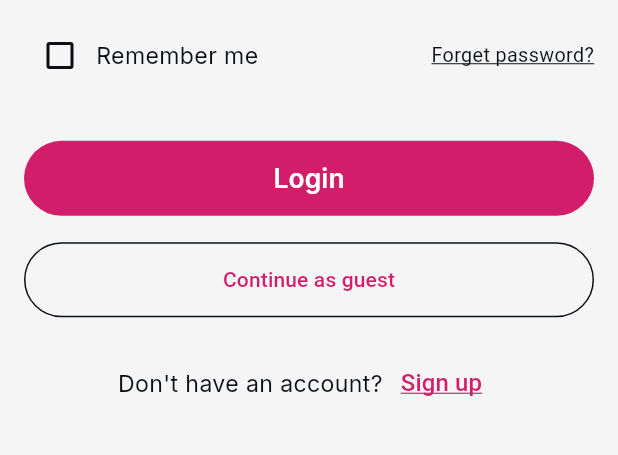
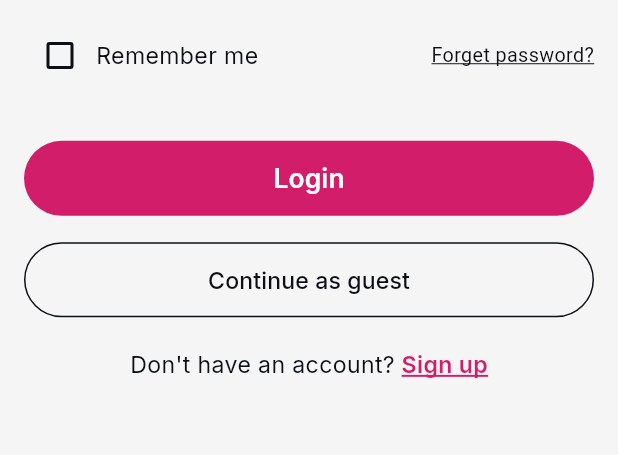
Before and after one commit to omarameen77/flower-ecommerce, a Flutter app: the screen it shows after launch, on a phone screen of 412 x 824 dp, the part 331-786 px from its top. Run offline on Flutter 3.47's test engine with Material 3 defaults, Android fonts, the light colour scheme and no system bars; our stand-ins replace cached_network_image, dio, easy_localization, equatable, flutter_bloc, flutter_secure_storage and 7 more; generated files the repository leaves out were written again.

Commit message:
feat(auth): add success messages for login and signup in localization and update UI components

```diff
--- a/assets/translations/ar.json
+++ b/assets/translations/ar.json
@@ -76,7 +76,9 @@
   "receiveTimeout": "الخادم يستغرق وقتًا طويلاً للرد. حاول مرة أخرى لاحقًا.",
   "serverError": "حدث خطأ في الخادم. حاول مرة أخرى لاحقًا.",
   "unexpectedError": "حدث خطأ غير متوقع. حاول مرة أخرى.",
-  "unknownError": "حدث خطأ ما. حاول مرة أخرى."
+  "unknownError": "حدث خطأ ما. حاول مرة أخرى.",
+  "login_successfully":"تم تسجيل الدخول بنجاح",
+  "signup_successfully":"تم انشاء حساب بنجاح"
 },
 "layout": {
   "home_tab": "الرئيسية",
--- a/assets/translations/en.json
+++ b/assets/translations/en.json
@@ -77,7 +77,9 @@
   "receiveTimeout": "Server is taking too long to respond. Please try again.",
   "serverError": "Something went wrong on our side. Please try again later.",
   "unexpectedError": "An unexpected error occurred. Please try again.",
-  "unknownError": "Something went wrong. Please try again."
+  "unknownError": "Something went wrong. Please try again.",
+  "login_successfully":"Login Successfully",
+  "signup_successfully":"Created account Successfully"
 },
 "layout": {
   "home_tab": "Home",
--- a/lib/core/localization_constants/error_massage_constants.dart
+++ b/lib/core/localization_constants/error_massage_constants.dart
@@ -11,4 +11,8 @@ abstract class ErrorConstants {
   static String get serverError => "error_massages.serverError".tr();
   static String get unexpectedError => "error_massages.unexpectedError".tr();
   static String get unknownError => "error_massages.unknownError".tr();
+  static String get loginSuccessfully =>
+      "error_massages.login_successfully".tr();
+  static String get signupSuccessfully =>
+      "error_massages.signup_successfully".tr();
 }
--- a/lib/core/widgets/custom_appbar.dart
+++ b/lib/core/widgets/custom_appbar.dart
@@ -6,11 +6,13 @@ class CustomAppBar extends StatelessWidget implements PreferredSizeWidget {
   final String title;
   final bool showBackButton;
   final List<Widget>? actions;
+  final bool buttonEnable;
 
   const CustomAppBar({
     super.key,
     required this.title,
     this.showBackButton = true,
+    this.buttonEnable = true,
     this.actions,
   });
 
@@ -22,13 +24,13 @@ class CustomAppBar extends StatelessWidget implements PreferredSizeWidget {
     return AppBar(
       titleSpacing: 0,
       leading: showBackButton
-          ? IconButton(
-              icon: const Icon(
+          ? GestureDetector(
+              child: const Icon(
                 Icons.arrow_back_ios,
                 color: AppColors.textPrimary,
               ),
-              onPressed: () {
-                Navigator.pop(context);
+              onTap: () {
+                buttonEnable ? Navigator.pop(context) : null;
               },
             )
           : null,
--- a/lib/core/widgets/custom_snack_bar.dart
+++ b/lib/core/widgets/custom_snack_bar.dart
@@ -32,7 +32,7 @@ class CustomSnackBar {
           ),
           backgroundColor: backgroundColor,
           behavior: SnackBarBehavior.floating,
-          duration: const Duration(seconds: 3),
+          duration: const Duration(seconds: 2),
           shape: RoundedRectangleBorder(
             borderRadius: BorderRadius.circular(12),
           ),
--- a/lib/features/auth/presentation/login/pages/login_screen.dart
+++ b/lib/features/auth/presentation/login/pages/login_screen.dart
@@ -1,6 +1,7 @@
 import 'package:flower/config/dependency_injection/di.dart';
 import 'package:flower/config/routes/routes.dart';
 import 'package:flower/core/localization_constants/auth_constants.dart';
+import 'package:flower/core/localization_constants/error_massage_constants.dart';
 import 'package:flower/core/theme/app_colors.dart';
 import 'package:flower/core/widgets/custom_appbar.dart';
 import 'package:flower/core/widgets/custom_snack_bar.dart';
@@ -18,13 +19,13 @@ class LoginScreen extends StatelessWidget {
       create: (_) => getIt<LoginCubit>(),
       child: Scaffold(
         backgroundColor: AppColors.background,
-        appBar: CustomAppBar(title: context.login),
+        appBar: CustomAppBar(title: context.login, buttonEnable: false),
         body: BlocListener<LoginCubit, LoginState>(
           listener: (context, state) {
             final loginData = state.loginState.data;
 
             if (loginData != null) {
-              CustomSnackBar.success(context, "Login Successfully");
+              CustomSnackBar.success(context, ErrorConstants.loginSuccessfully);
               Navigator.pushReplacementNamed(context, Routes.appSections);
             }
 
--- a/lib/features/auth/presentation/login/widgets/login_forms.dart
+++ b/lib/features/auth/presentation/login/widgets/login_forms.dart
@@ -3,6 +3,7 @@ import 'package:flower/core/localization_constants/auth_constants.dart';
 import 'package:flower/core/theme/app_colors.dart';
 import 'package:flower/core/theme/app_text_style.dart';
 import 'package:flower/core/widgets/app_sizebox.dart';
+import 'package:flower/core/widgets/button_loading_widget.dart';
 import 'package:flower/core/widgets/primary_button.dart';
 import 'package:flower/features/auth/presentation/login/cubit/login_cubit.dart';
 import 'package:flower/features/auth/presentation/login/cubit/login_event.dart';
@@ -86,6 +87,9 @@ class _LoginFormState extends State<LoginForm> {
             /// LOGIN BUTTON
             BlocBuilder<LoginCubit, LoginState>(
               builder: (context, state) {
+                if (state.loginState.isLoading) {
+                  return const ButtonLoadingWidget();
+                }
                 return PrimaryButton(
                   text: context.login,
                   onTap: () {
@@ -112,7 +116,13 @@ class _LoginFormState extends State<LoginForm> {
                   borderRadius: BorderRadius.circular(25),
                 ),
               ),
-              child: Text(context.continueAsGuest),
+              child: Text(
+                context.continueAsGuest,
+                style: getMediumStyle(
+                  context: context,
+                  color: AppColors.textPrimary,
+                ),
+              ),
             ),
 
             const SizedBox(height: 20),
@@ -128,18 +138,22 @@ class _LoginFormState extends State<LoginForm> {
                     color: AppColors.textPrimary,
                   ),
                 ),
-                TextButton(
-                  onPressed: () {
+                AppSizedBox(width: 4),
+                GestureDetector(
+                  onTap: () {
                     Navigator.pushNamed(context, Routes.signup);
                   },
                   child: Text(
                     context.signUp,
-                    style: TextStyle(
-                      color: AppColors.primary,
-                      fontSize: 16,
-                      decoration: TextDecoration.underline,
-                      decorationColor: AppColors.primary,
-                    ),
+                    style:
+                        getSemiBoldStyle(
+                          context: context,
+                          color: AppColors.primary,
+                          fontSize: 14,
+                        ).copyWith(
+                          decoration: TextDecoration.underline,
+                          decorationColor: AppColors.primary,
+                        ),
                   ),
                 ),
               ],
```
Also changed, not shown: lib/features/auth/presentation/register/pages/register_page.dart (+10 -4 lines).
